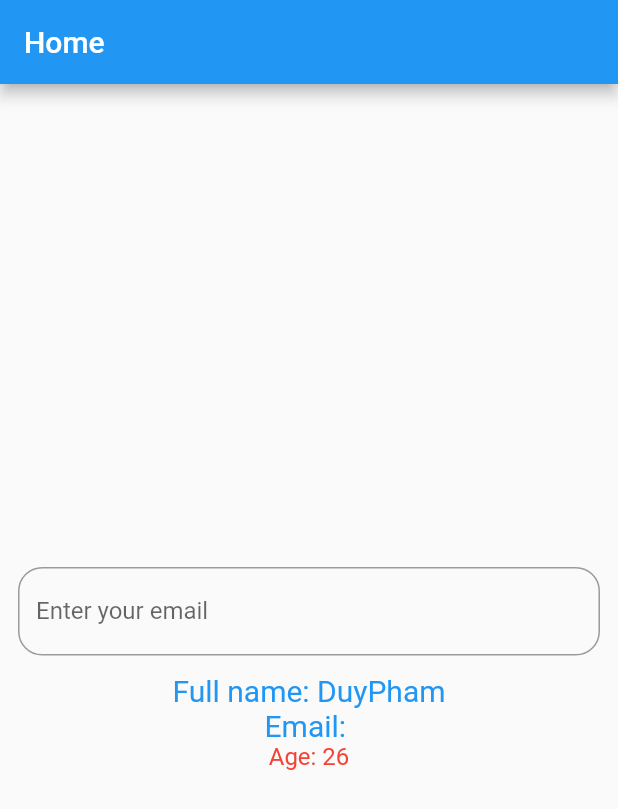
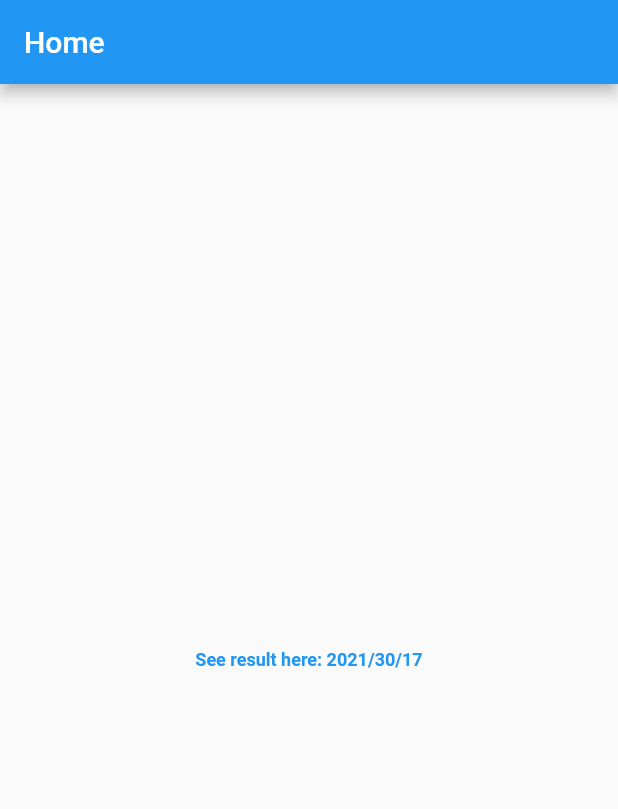
Before and after one commit to duypxd/Flutter_Demo, a Flutter app: the screen it shows after launch, on a phone screen of 412 x 824 dp. Shown: the top 809 px of the screen. Run offline on Flutter 3.47's test engine with Material 2 defaults, Android fonts, the phone set to English and light mode, and no system bars.

Commit message:
add lib intl

```diff
--- /dev/null
+++ b/lib/AddLibToFlutter.dart
@@ -0,0 +1,23 @@
+import 'package:flutter/material.dart';
+import 'package:intl/intl.dart';
+
+class AddLibToFlutter extends StatelessWidget {
+  @override
+  Widget build(BuildContext context) {
+    DateTime now = new DateTime.now();
+    return MaterialApp(
+      home: Scaffold(
+        appBar: AppBar(
+          title: const Text('Home'),
+        ),
+        body: Center(
+          child: Text(
+            'See result here: ${DateFormat('yyyy/mm/dd').format(now)}',
+            style: TextStyle(
+                fontSize: 12, fontWeight: FontWeight.bold, color: Colors.blue),
+          ),
+        ),
+      ),
+    );
+  }
+}
--- a/lib/main.dart
+++ b/lib/main.dart
@@ -1,5 +1,6 @@
 import 'package:flutter/material.dart';
 // import 'StatelessWidget.dart';
-import 'StatefulWidget.dart';
+// import 'StatefulWidget.dart';
+import 'AddLibToFlutter.dart';
 
-void main() => runApp(StatefulWidgetMyApp(name: 'DuyPham', age: 26));
+void main() => runApp(AddLibToFlutter());
--- a/pubspec.yaml
+++ b/pubspec.yaml
@@ -34,6 +34,7 @@ dependencies:
   # The following adds the Cupertino Icons font to your application.
   # Use with the CupertinoIcons class for iOS style icons.
   cupertino_icons: ^1.0.2
+  intl: ^0.17.0
 
 dev_dependencies:
   flutter_test:
```
Also changed, not shown: pubspec.lock.
